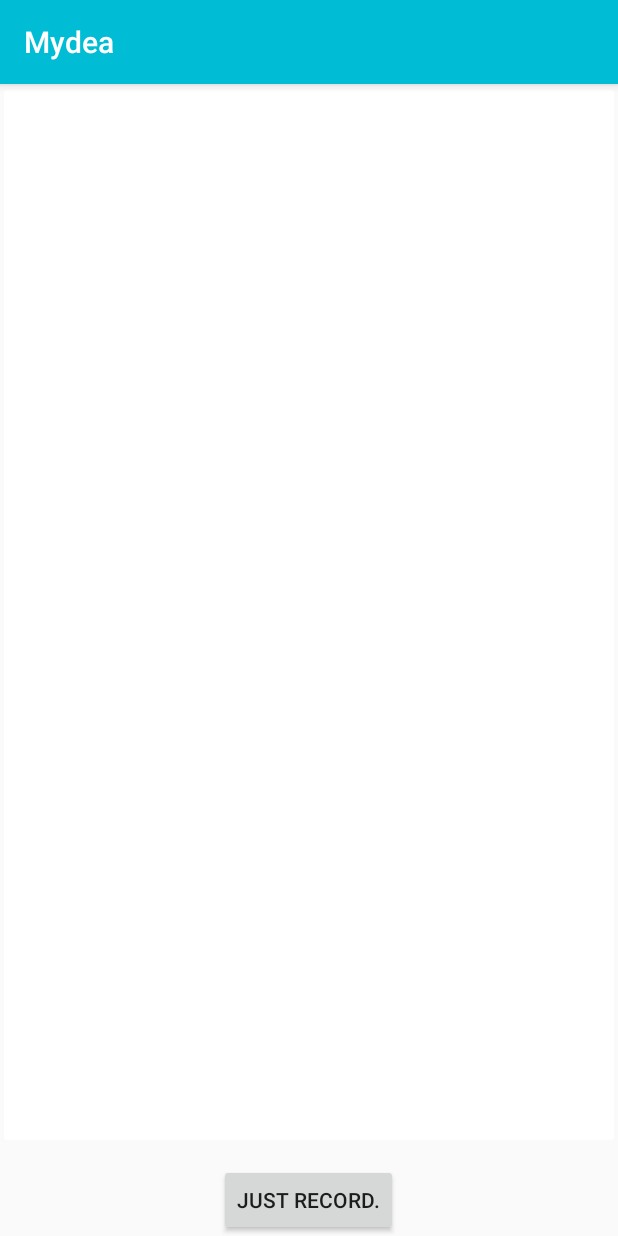
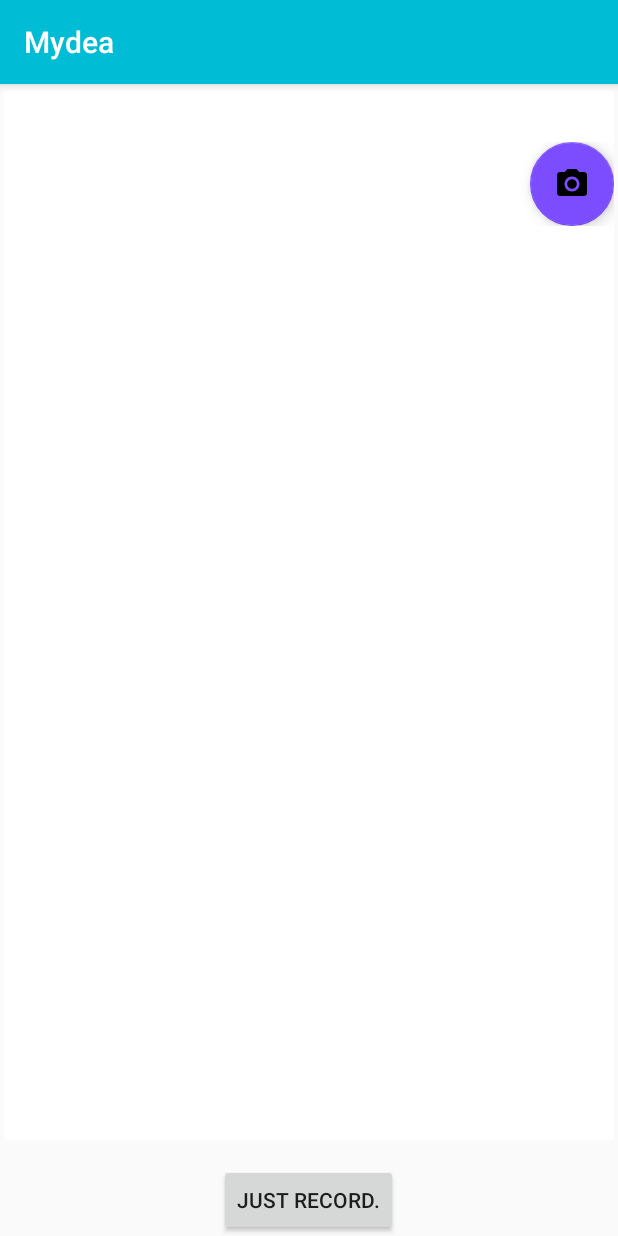
Before and after one commit to AndreaMinato/mydea, an Android app: the fragment FragmentModificaNota shown on its own in the app's theme, on a phone screen of 412 x 824 dp. Run offline under Robolectric (Android 15) with nearby library versions, the phone set to English and light mode, and no system bars; our stand-ins replace Picasso; libraries missing offline, so code that uses them is left out: com.couchbase.lite; pictures from the network do not load; 3 statements that could not run were skipped.

```diff
--- a/app/build.gradle
+++ b/app/build.gradle
@@ -43,4 +43,5 @@ dependencies {
     compile 'com.couchbase.lite:couchbase-lite-android:1.2.0'
     compile 'com.github.florent37:viewanimator:1.0.3@aar'
     compile 'com.android.support:support-v4:23.3.0'
+    compile 'com.getbase:floatingactionbutton:1.10.1'
 }
--- a/app/src/main/AndroidManifest.xml
+++ b/app/src/main/AndroidManifest.xml
@@ -7,6 +7,7 @@
     <uses-permission android:name="android.permission.WRITE_EXTERNAL_STORAGE" />
     <uses-permission android:name="android.permission.READ_EXTERNAL_STORAGE" />
     <uses-permission android:name="android.permission.WRITE_SETTINGS" />
+    <uses-permission android:name="android.permission.CAMERA"/>
     <application
         android:allowBackup="true"
         android:icon="@mipmap/ic_launcher"
--- a/app/src/main/java/com/group/mydea/AdapterNota.java
+++ b/app/src/main/java/com/group/mydea/AdapterNota.java
@@ -68,7 +68,7 @@ public class AdapterNota extends RecyclerView.Adapter<AdapterNota.HolderAdapterN
     public void onBindViewHolder(final HolderAdapterNota cardHolder, final int position) {
 
         substrTitoloNota=note.get(position).getTitle();
-        substrTestoNota=note.get(position).getText().substring(0,50);
+        substrTestoNota=note.get(position).getText();//.substring(0,50);
 
         if(substrTitoloNota.length()>15) {
             substrTitoloNota = note.get(position).getTitle().substring(0, 12)+"...";
--- a/app/src/main/java/com/group/mydea/FragmentModificaNota.java
+++ b/app/src/main/java/com/group/mydea/FragmentModificaNota.java
@@ -6,9 +6,14 @@ import android.app.DialogFragment;
 import android.app.FragmentManager;
 import android.content.Context;
 import android.content.DialogInterface;
+import android.content.Intent;
 import android.media.MediaRecorder;
+import android.net.Uri;
 import android.os.Bundle;
+import android.os.Environment;
+import android.provider.MediaStore;
 import android.support.annotation.NonNull;
+import android.support.design.widget.FloatingActionButton;
 import android.support.design.widget.Snackbar;
 import android.support.v4.app.Fragment;
 import android.util.Log;
@@ -17,12 +22,15 @@ import android.view.View;
 import android.view.ViewGroup;
 import android.widget.Button;
 import android.widget.FrameLayout;
+import android.widget.ImageView;
 import android.widget.TextView;
 import android.widget.Toast;
 import android.os.Handler;
 
 import com.couchbase.lite.CouchbaseLiteException;
+import com.squareup.picasso.Picasso;
 
+import java.io.File;
 import java.io.IOException;
 import java.text.SimpleDateFormat;
 import java.util.Date;
@@ -40,15 +48,17 @@ public class FragmentModificaNota extends DialogFragment {
     private boolean isRecording;
     private String audioOutputPath = " ";
     private FrameLayout linearLayout;
-
+    ImageView imgNota;
     private Snackbar timeProgressSnackbar;
-
+    FloatingActionButton fabImg;
     private Nota oldNota;
     private Nota newNota;
     private int pos;
 
     public static String TAG = "debug tag";
     public static String NOTA = "gfcg";
+    int TAKE_PHOTO_CODE = 0;
+    public static int count = 0;
 
 
     public interface addedItem {
@@ -127,6 +137,58 @@ public class FragmentModificaNota extends DialogFragment {
         // Inflate the layout for this fragment
         View vView = inflater.inflate(R.layout.fragment_fragment_modifica_nota, container, false);
 
+            imgNota=(ImageView) vView.findViewById(R.id.imageViewNota);
+            fabImg = (FloatingActionButton) vView.findViewById(R.id.fabImg);
+
+            // Here, we are making a folder named picFolder to store
+            // pics taken by the camera using this application.
+            final String dir = Environment.getExternalStoragePublicDirectory(Environment.DIRECTORY_PICTURES) + "/picFolder/";
+            File newdir = new File(dir);
+            newdir.mkdirs();
+
+            fabImg.setOnClickListener(new View.OnClickListener() {
+                @Override
+                public void onClick(View v) {
+                /*
+                *TODO: SISTEMARE TUTTO LOL
+                */
+                    Log.d(TAG, "Fab img hasbeen pressed.");
+
+                    if (oldNota.getImage() == null) {
+                        Log.d(TAG, "This Note has an image yet.");
+                        /*
+                        TODO: show dialog "Vuoi modificare l'img?"
+                         */
+                       setImg((File) new File(oldNota.getImage()));
+                    } else {
+                        Log.d(TAG, "Take a pic...");
+
+                        // Here, the counter will be incremented each time, and the
+                        // picture taken by camera will be stored as 1.jpg,2.jpg
+                        // and likewise.
+                        count++;
+                        String file = dir + count + ".jpg";
+                        File newfile = new File(file);
+                        try {
+                            newfile.createNewFile();
+                            oldNota.setImage(newfile.getPath());
+                        } catch (IOException e) {
+                            Log.d(TAG, "Error on taking a pic: "+ e.toString());
+                        }
+                        /*
+                        TODO: handle permission.
+                         */
+                        Uri outputFileUri = Uri.fromFile(newfile);
+                        Intent cameraIntent = new Intent(MediaStore.ACTION_IMAGE_CAPTURE);
+                        cameraIntent.putExtra(MediaStore.EXTRA_OUTPUT, outputFileUri);
+                        startActivityForResult(cameraIntent, TAKE_PHOTO_CODE);
+
+                        setImg(newfile);
+
+                    }
+                }
+            });
+
         linearLayout = (FrameLayout) vView.findViewById(R.id.layoutfrag);
         mediaRecorder = new MediaRecorder();
         mediaRecorder.reset();
@@ -144,6 +206,7 @@ public class FragmentModificaNota extends DialogFragment {
 
         mTvTitolo = (TextView) vView.findViewById(R.id.tvtTitoloNota);
         mTvTestoNota = (TextView) vView.findViewById(R.id.tvtTestoNota);
+
         if (getArguments() != null) {
             pos = getArguments().getInt("POS");
             oldNota = getArguments().getParcelable(NOTA);
@@ -184,6 +247,21 @@ public class FragmentModificaNota extends DialogFragment {
 
 
         return vView;
+    }
+
+    private void setImg(File myImg){
+        /*
+        *TODO: getContext()
+        */
+        Picasso.with(getActivity())
+                .load(myImg)
+                .resize(1200, 800)
+                .centerCrop()
+                .into(imgNota);
+    }
+
+    private void takePic(){
+
     }
 
 
--- a/app/src/main/res/layout/card_nota.xml
+++ b/app/src/main/res/layout/card_nota.xml
@@ -2,6 +2,7 @@
 <LinearLayout xmlns:android="http://schemas.android.com/apk/res/android"
     android:layout_width="match_parent"
     android:layout_height="wrap_content"
+    xmlns:app="http://schemas.android.com/tools"
     android:orientation="vertical"
     android:id="@+id/adapterNote">
 
--- a/app/src/main/res/layout/fragment_fragment_modifica_nota.xml
+++ b/app/src/main/res/layout/fragment_fragment_modifica_nota.xml
@@ -50,11 +50,36 @@
                 android:background="@null"
                 android:transitionName="@string/transition_name_title"/>
 
+            <RelativeLayout
+                android:layout_width="match_parent"
+                android:layout_height="wrap_content"
+                android:id="@+id/relativeLayoutImg"
+                android:layout_below="@+id/tvtTitoloNota">
+
+                <ImageView
+                    android:layout_width="wrap_content"
+                    android:layout_height="wrap_content"
+                    android:id="@+id/imageViewNota"
+                    android:layout_centerHorizontal="true"
+                    android:layout_margin="0dp"/>
+
+                <android.support.design.widget.FloatingActionButton
+                    android:id="@+id/fabImg"
+                    android:layout_width="wrap_content"
+                    android:layout_height="wrap_content"
+                    android:clickable="true"
+                    android:src="@drawable/ic_menu_camera"
+                    android:color="@color/colorFab"
+                    android:layout_marginTop="0dp"
+                    android:layout_below="@+id/imageViewNota"
+                    android:layout_alignParentRight="true"/>
+            </RelativeLayout>
+
             <EditText
                 android:layout_width="match_parent"
                 android:layout_height="wrap_content"
                 android:id="@+id/tvtTestoNota"
-                android:layout_below="@+id/tvtTitoloNota"
+                android:layout_below="@+id/relativeLayoutImg"
                 android:layout_marginTop="10dp"
                 android:background="@null"
                 android:cursorVisible="true"
--- a/app/src/main/res/values/colors.xml
+++ b/app/src/main/res/values/colors.xml
@@ -4,5 +4,6 @@
     <color name="colorPrimaryDark">#0097A7</color>
     <color name="colorAccent">#7c4dff</color>
     <color name="colorPrimaryText">#212121</color>
+    <color name="colorFab">#DC5C4B</color>
 
 </resources>
```
Also changed, not shown: app/src/main/java/com/group/mydea/MainActivity.java (+6 -1 lines), app/src/main/res/drawable-hdpi/logo_alfa.jpg (added).
